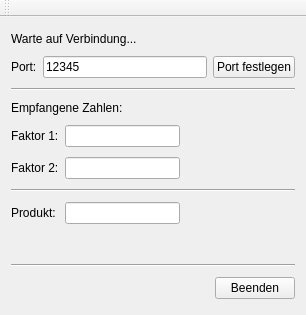
Before: the Qt Designer form Server/server.ui in FloAntretter/QTServerClient, drawn with Qt 5.
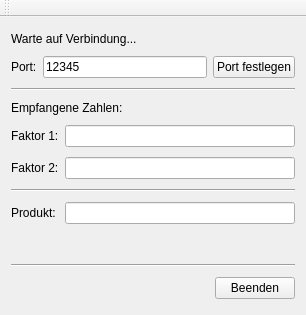
After: the same form once the commit is applied.

Commit message:
Funktioniert mit double
Kann nun double multiplizieren und zurücksenden. Factor1, Factor2 und
Product-LineEdit wurden vergrößert.

```diff
--- a/Server/server.ui
+++ b/Server/server.ui
@@ -94,19 +94,6 @@
       <item>
        <widget class="QLineEdit" name="factor1LineEdit"/>
       </item>
-      <item>
-       <spacer name="horizontalSpacer_3">
-        <property name="orientation">
-         <enum>Qt::Horizontal</enum>
-        </property>
-        <property name="sizeHint" stdset="0">
-         <size>
-          <width>40</width>
-          <height>20</height>
-         </size>
-        </property>
-       </spacer>
-      </item>
      </layout>
     </item>
     <item>
@@ -121,19 +108,6 @@
       <item>
        <widget class="QLineEdit" name="factor2LineEdit"/>
       </item>
-      <item>
-       <spacer name="horizontalSpacer_4">
-        <property name="orientation">
-         <enum>Qt::Horizontal</enum>
-        </property>
-        <property name="sizeHint" stdset="0">
-         <size>
-          <width>40</width>
-          <height>20</height>
-         </size>
-        </property>
-       </spacer>
-      </item>
      </layout>
     </item>
     <item>
@@ -155,19 +129,6 @@
       <item>
        <widget class="QLineEdit" name="productLineEdit"/>
       </item>
-      <item>
-       <spacer name="horizontalSpacer_5">
-        <property name="orientation">
-         <enum>Qt::Horizontal</enum>
-        </property>
-        <property name="sizeHint" stdset="0">
-         <size>
-          <width>40</width>
-          <height>20</height>
-         </size>
-        </property>
-       </spacer>
-      </item>
      </layout>
     </item>
     <item>
```
The commit also changes 1 other file.
